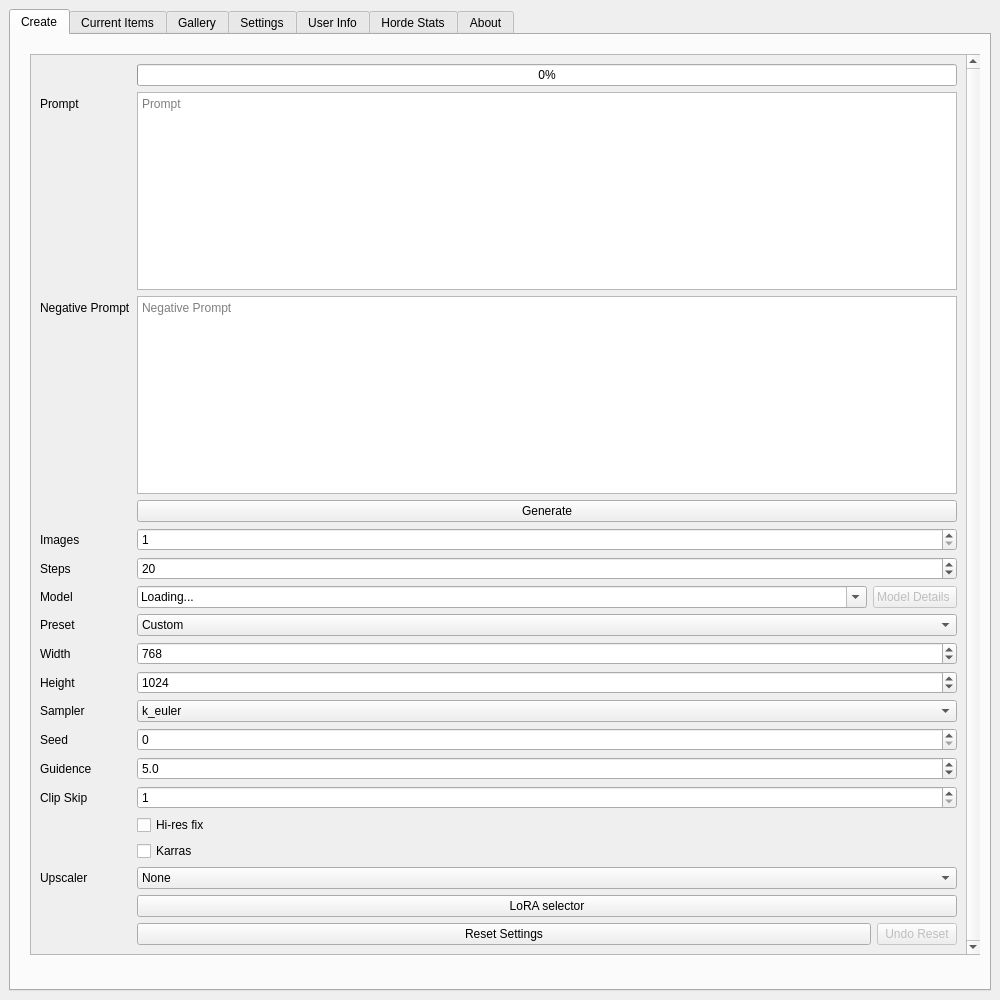
First picture: the form in src/hordeqt/ui/form.ui, repository Unit1208/HordeQT, before the edit.
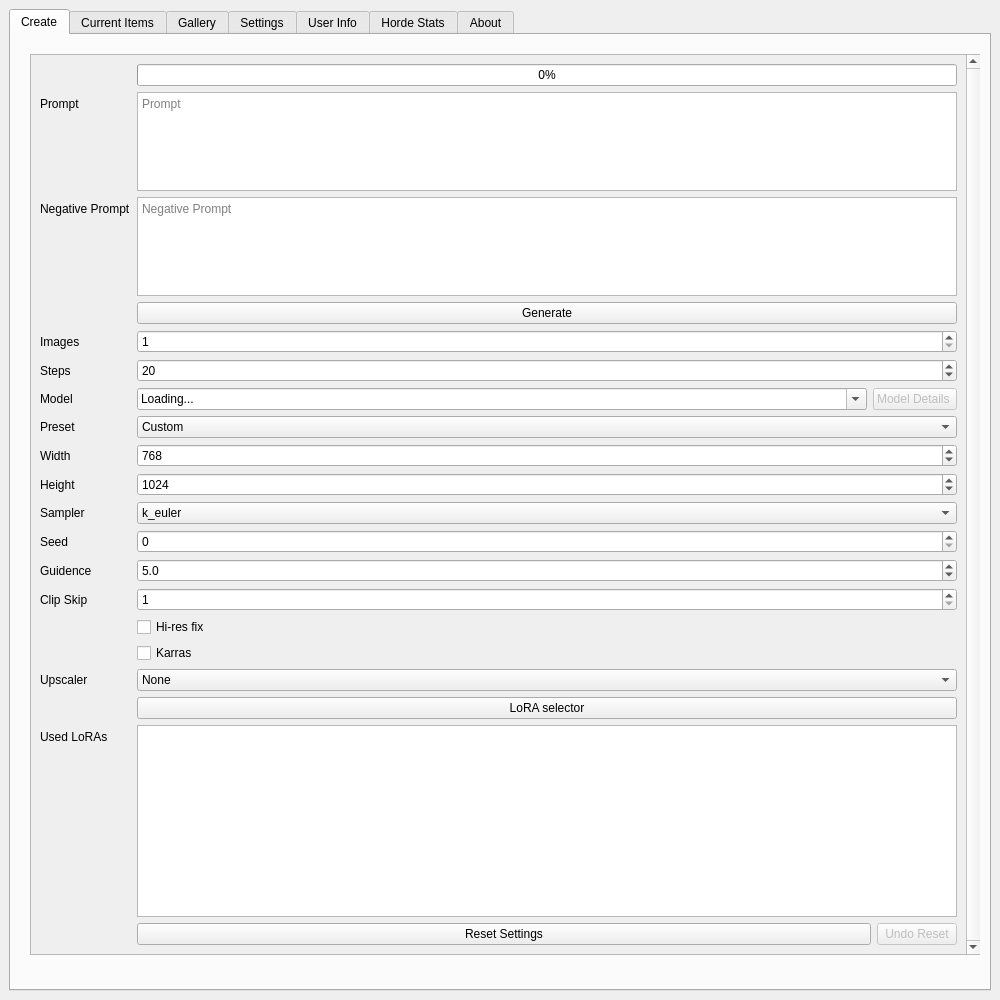
Second picture: the form after the edit. The open tabs and pages were chosen to show the change. Icons and pictures are not drawn.

```diff
--- a/src/hordeqt/ui/form.ui
+++ b/src/hordeqt/ui/form.ui
@@ -39,7 +39,7 @@
        </sizepolicy>
       </property>
       <property name="currentIndex">
-       <number>3</number>
+       <number>0</number>
       </property>
       <property name="documentMode">
        <bool>false</bool>
@@ -106,9 +106,9 @@
             <property name="geometry">
              <rect>
               <x>0</x>
-              <y>0</y>
+              <y>-308</y>
               <width>935</width>
-              <height>1003</height>
+              <height>1207</height>
              </rect>
             </property>
             <property name="sizePolicy">
@@ -515,7 +515,7 @@
                </property>
               </widget>
              </item>
-             <item row="32" column="1">
+             <item row="33" column="1">
               <layout class="QHBoxLayout" name="horizontalLayout_7">
                <item>
                 <widget class="QPushButton" name="resetSettingsButton">
@@ -640,6 +640,16 @@
                </property>
               </widget>
              </item>
+             <item row="32" column="1">
+              <widget class="QListWidget" name="loraListView"/>
+             </item>
+             <item row="32" column="0">
+              <widget class="QLabel" name="label_2">
+               <property name="text">
+                <string>Used LoRAs</string>
+               </property>
+              </widget>
+             </item>
             </layout>
            </widget>
           </widget>
```
